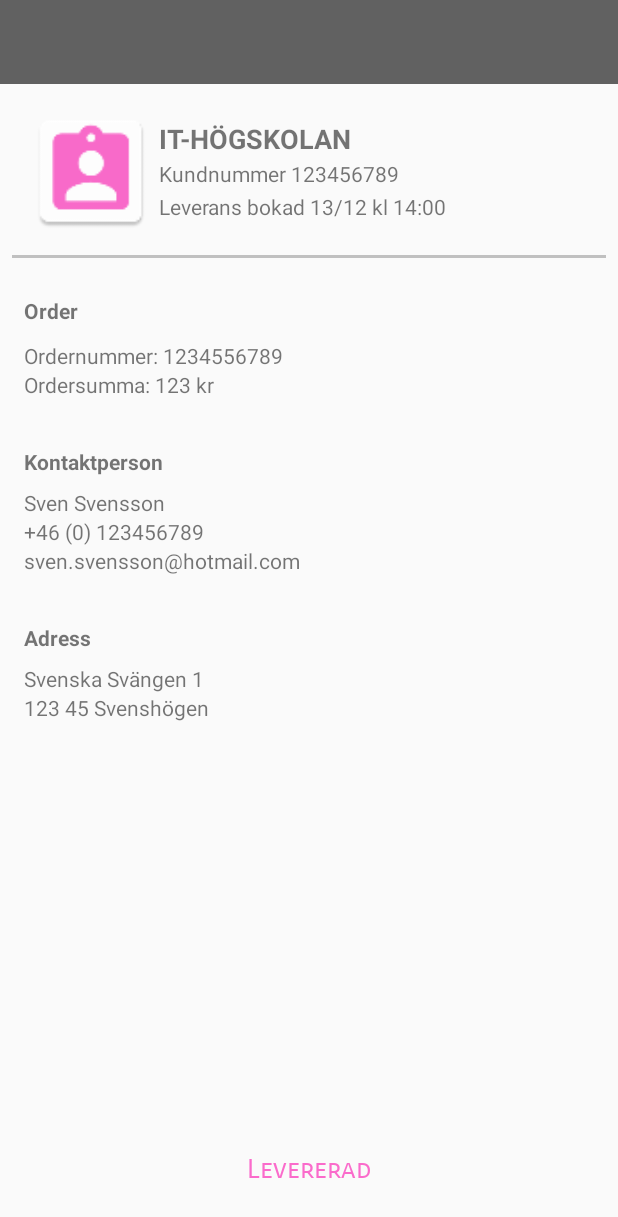
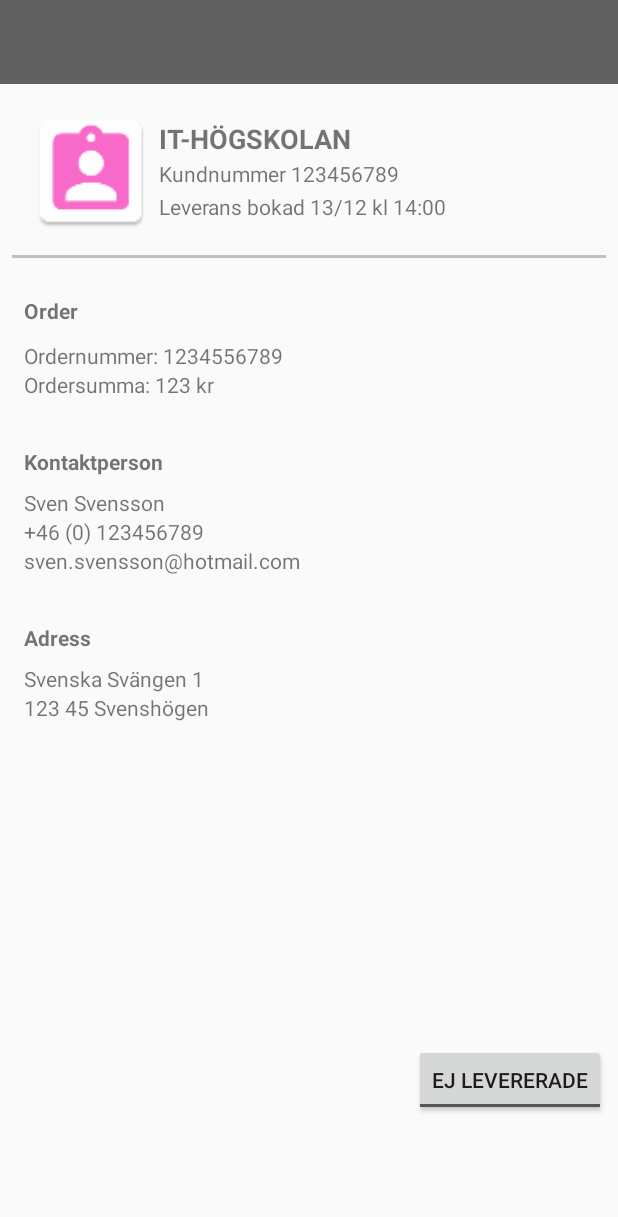
Before and after one commit to fransbernhard/Delivery, an Android app: the layout activity_detail.xml on its own in the app's theme, with its tools: preview values and no code run, on a phone screen of 412 x 824 dp. Shown: the top 1217 px of the screen. Run offline under Robolectric (Android 15) with nearby library versions, the phone set to English and light mode, and no system bars; Roboto replaces fonts that are not available here.

Commit message:
add btn on detailview and logic for delivery status

```diff
--- a/app/src/main/java/se/fransbernhard/delivery/ListActivity.java
+++ b/app/src/main/java/se/fransbernhard/delivery/ListActivity.java
@@ -59,7 +59,6 @@ public class ListActivity extends AppCompatActivity {
         deliverdText = findViewById(R.id.LevText);
         unDeliverd = findViewById(R.id.EjLevButton);
         unDeliverdText = findViewById(R.id.EjLevText);
-
 
         setAdapter();
 
@@ -141,4 +140,5 @@ public class ListActivity extends AppCompatActivity {
         setAdapter();
     }
 
+
 }
--- a/app/src/main/res/layout/activity_detail.xml
+++ b/app/src/main/res/layout/activity_detail.xml
@@ -168,38 +168,17 @@
         app:layout_constraintStart_toStartOf="parent"
         app:layout_constraintTop_toBottomOf="@+id/address" />
 
-    <Button
-        android:id="@+id/LeveransButton"
-        android:layout_width="191dp"
-        android:layout_height="45dp"
-        android:layout_marginBottom="20dp"
+    <ToggleButton
+        android:id="@+id/DeliveredToggleBtn"
+        android:layout_width="wrap_content"
+        android:layout_height="wrap_content"
+        android:layout_marginBottom="80dp"
         android:layout_marginEnd="8dp"
-        android:layout_marginStart="8dp"
-        android:background="@color/colorButton"
-        android:onClick="clickSave"
-        android:text="Levererad"
-        android:textColor="@android:color/background_light"
-        android:visibility="invisible"
+        android:checked="false"
+        android:text="@string/notDeliveredBtn"
+        android:textOff="@string/notDeliveredBtn"
         app:layout_constraintBottom_toBottomOf="parent"
         app:layout_constraintEnd_toEndOf="parent"
-        app:layout_constraintStart_toStartOf="parent" />
-
-    <TextView
-        android:id="@+id/LeveransText"
-        android:layout_width="191dp"
-        android:layout_height="45dp"
-        android:layout_marginBottom="10dp"
-        android:layout_marginEnd="8dp"
-        android:layout_marginStart="8dp"
-        android:fontFamily="sans-serif-smallcaps"
-        android:onClick="clickSave"
-        android:text="Levererad"
-        android:textAlignment="center"
-        android:textColor="@color/colorButton"
-        android:textSize="18sp"
-        app:layout_constraintBottom_toBottomOf="parent"
-        app:layout_constraintEnd_toEndOf="parent"
-        app:layout_constraintHorizontal_bias="0.502"
-        app:layout_constraintStart_toStartOf="parent" />
+        tools:text="@string/notDeliveredBtn" />
 
 </android.support.constraint.ConstraintLayout>
--- a/app/src/main/res/values/strings.xml
+++ b/app/src/main/res/values/strings.xml
@@ -1,9 +1,10 @@
 <resources>
     <string name="app_name">PostVäst</string>
     <string name="settings_name">Inställningar</string>
-    <string name="ejLeveradeButton">Ej Levererade</string>
-    <string name="levereradeButton">Levererade</string>
+    <string name="notDeliveredBtn">Ej Levererade</string>
+    <string name="deliveredBtn">Levererade</string>
     <string name="settingsButton">Inställningar</string>
     <string name="refreshButton">Uppdatera</string>
     <string name="listButton">Orders</string>
+    <string name="deliveredText">Levererad</string>
 </resources>
```
Also changed, not shown: app/src/main/java/se/fransbernhard/delivery/DetailActivity.java (+31 -20 lines), app/src/main/res/layout/activity_list.xml (+4 -4 lines).
